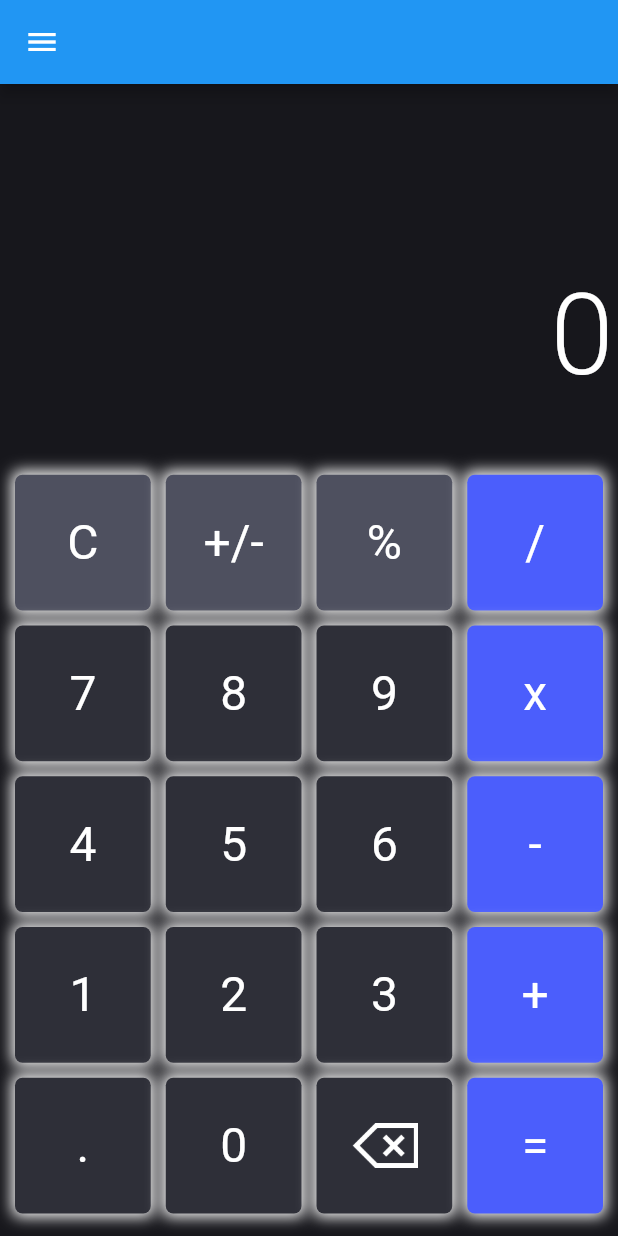
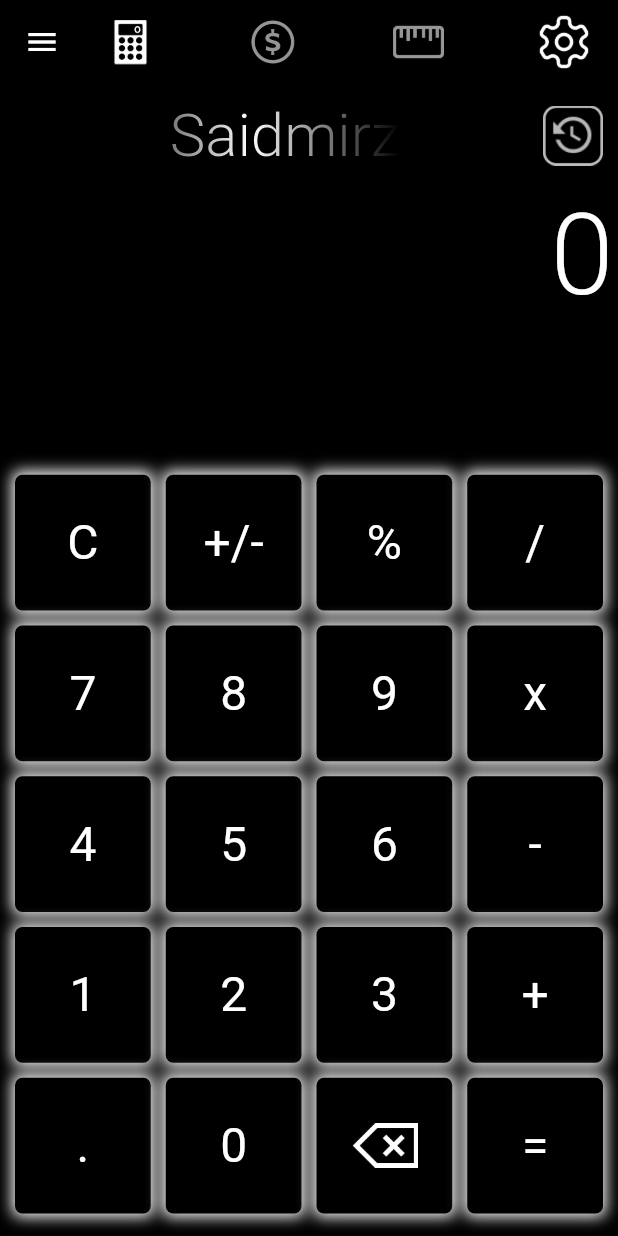
Before and after one commit to Saidmirzo/Calculator, a Flutter app: the screen it shows after launch, on a phone screen of 412 x 824 dp. Run offline on Flutter 3.47's test engine with Material 2 defaults, Android fonts, the phone set to English and light mode, and no system bars.

Commit message:
last update

```diff
--- /dev/null
+++ b/lib/designs.dart
@@ -0,0 +1,20 @@
+import 'package:flutter/foundation.dart';
+import 'package:flutter/material.dart';
+
+class UiNine {
+  Color colorIcon = const Color.fromRGBO(149, 149, 149, 1);
+  Color colorDarkIcon = Colors.white;
+  BoxDecoration bottonDecoration() {
+    return BoxDecoration(
+      borderRadius: BorderRadius.circular(5),
+      boxShadow: const [
+        BoxShadow(
+          color: Colors.white,
+          blurRadius: 8,
+          spreadRadius: 2,
+        ),
+      ],
+      color: Colors.black,
+    );
+  }
+}
--- a/lib/mainPage.dart
+++ b/lib/mainPage.dart
@@ -1,3 +1,6 @@
+import 'dart:async';
+import 'dart:ui';
+
 import 'package:calculation/utils/const.dart';
 import 'package:flutter/material.dart';
 // import 'package:flutter/src/foundation/key.dart';
@@ -15,39 +18,59 @@ class _MainPageState extends State<MainPage>
   late num son1, son2;
   late int amal;
   late BuildContext scaffoldContext;
+  //bool visibleCricle = false;
 
   Alignment align = const Alignment(-0.8, 0);
+  Alignment aligntext = const Alignment(-0.8, 0);
   bool night = true, mornig = false, visibleSun = false, visibleMoon = true;
   Color switchColor = const Color(0xff4E505F);
   Color color1 = const Color(0xff4E505F);
   Color color2 = const Color(0xff2E2F38);
   Color color3 = const Color(0xff4B5EFC);
-  Color bgColor = const Color(0xff17171C);
+  Color bgColor = Colors.black;
   Color colorText = Colors.white;
   Color containerColor = const Color(0xff2E2F38);
   Color littleTextColor = const Color.fromRGBO(255, 255, 255, 0.4);
+
   //var heightB;
 
   late AnimationController _controller;
   late Animation<double> animScale;
+  late Animation<double> animName;
+  late ScrollController controllerScroll;
+
   final textController = TextEditingController();
   final littleText = TextEditingController();
   late double displayHeight;
   late double displayWidth;
   late double sizeBigText = displayHeight * 0.092;
+  double animCricleClear = 0;
 
   @override
   void initState() {
     super.initState();
-    _controller =
-        AnimationController(duration: const Duration(seconds: 2), vsync: this);
+    _controller = AnimationController(
+        duration: const Duration(milliseconds: 1800), vsync: this);
     animScale = Tween<double>(begin: 0.7, end: 1.3).animate(_controller);
+    animName = Tween<double>(begin: -100, end: 400).animate(_controller);
     textController.text = '0';
     littleText.text = '';
+    controllerScroll = ScrollController();
+
+    controllerScroll.addListener(() {
+      if (controllerScroll.hasClients) {
+        if (controllerScroll.position.maxScrollExtent ==
+            controllerScroll.offset) {
+          calculate();
+        }
+      }
+    });
+    _controller.repeat();
   }
 
   @override
   void dispose() {
+    _controller.dispose();
     textController.dispose();
     littleText.dispose();
     super.dispose();
@@ -60,7 +83,7 @@ class _MainPageState extends State<MainPage>
     displayWidth = size.width;
 
     //heightB = size.height;
-    bgColor = const Color(0xff17171C);
+    bgColor = Colors.black;
     color2 = const Color(0xff2E2F38);
     colorText = Colors.white;
     containerColor = const Color(0xff2E2F38);
@@ -84,17 +107,54 @@ class _MainPageState extends State<MainPage>
     );
     return Scaffold(
       appBar: AppBar(
-
+        backgroundColor: Colors.black,
+        title: Row(
+          mainAxisAlignment: MainAxisAlignment.spaceBetween,
+          children: [
+            InkWell(
+              child: Image.asset(
+                'assets/calc_icon.png',
+                height: 30,
+              ),
+            ),
+            InkWell(
+              child: Image.asset(
+                'assets/curr_icon.png',
+                height: 40,
+              ),
+            ),
+            InkWell(
+              child: Image.asset(
+                'assets/rule_icon.png',
+                height: 40,
+              ),
+            ),
+            InkWell(
+              child: Image.asset(
+                'assets/sett_icon.png',
+                height: 40,
+              ),
+            )
+          ],
+        ),
       ),
       drawer: Drawer(
-        child: ListView(
+        width: 250,
+        backgroundColor: const Color(0xff2D2D2D),
+        child: GridView.count(
+          crossAxisSpacing: 10,
+          mainAxisSpacing: 10,
+          childAspectRatio: 0.5,
+          crossAxisCount: 2,
           children: [
-            ListTile(
-              title: Text('Cancel'),
-              onTap: () {
-                Navigator.pop(context);
-              },
-            ),
+            //     ListTile(
+            //   title: const Text('Cancel'),
+            //   onTap: () {
+            //     Navigator.pop(context);
+            //   },
+            // ),
+            calc_view_bottom('assets/calc_img.jpg'),
+            calc_view_bottom('assets/calc_img.jpg'),
           ],
         ),
       ),
@@ -181,18 +241,44 @@ class _MainPageState extends State<MainPage>
                 alignment: Alignment.centerRight,
                 child: Column(
                   children: [
-                    TextField(
-                      style: sTextStyle(
-                        color: littleTextColor,
-                        size: size.height * 0.06,
+                    Padding(
+                      padding: const EdgeInsets.only(right: 10),
+                      child: Row(
+                        mainAxisAlignment: MainAxisAlignment.spaceBetween,
+                        children: [
+                          const SizedBox(
+                            width: 40,
+                          ),
+                          AnimatedBuilder(
+                              animation: animName,
+                              builder: (context, child) {
+                                return Text(
+                                  'Saidmirzo',
+                                  style: TextStyle(
+                                    //color: Colors.white,
+                                    fontSize: 40,
                                     fontWeight: FontWeight.w300,
+                                    foreground: Paint()
+                                      ..shader = const LinearGradient(
+                                        colors: <Color>[
+                                          Colors.black,
+                                          Colors.white,
+                                          Colors.black
+                                          //add more color here.
+                                        ],
+                                      ).createShader(
+                                        Rect.fromLTWH(
+                                            animName.value, 0.0, 200.0, 100.0),
                                       ),
-                      textAlign: TextAlign.right,
-                      readOnly: true,
-                      decoration: const InputDecoration(
-                        border: InputBorder.none,
                                   ),
-                      controller: littleText,
+                                );
+                              }),
+                          Image.asset(
+                            'assets/clock_ico.png',
+                            height: 40,
+                          ),
+                        ],
+                      ),
                     ),
                     TextField(
                       style: sTextStyle(
@@ -207,19 +293,47 @@ class _MainPageState extends State<MainPage>
                       ),
                       controller: textController,
                     ),
+                    TextField(
+                      style: sTextStyle(
+                        color: littleTextColor,
+                        size: size.height * 0.05,
+                        fontWeight: FontWeight.w300,
+                      ),
+                      textAlign: TextAlign.right,
+                      readOnly: true,
+                      decoration: const InputDecoration(
+                        border: InputBorder.none,
+                      ),
+                      controller: littleText,
+                    ),
                   ],
                 ),
               ),
-              RefreshIndicator(
-                onRefresh: () async {
-                  calculate();
-                },
-                triggerMode: RefreshIndicatorTriggerMode.anywhere,
-                color: Colors.transparent,
-                backgroundColor: Colors.transparent,
-                child: GridView.count(
-                  padding:
-                      const EdgeInsets.symmetric(vertical: 15, horizontal: 10),
+
+              Stack(
+                children: [
+                  Align(
+                    alignment: Alignment(1, -1),
+                    child: Transform.translate(
+                      offset: Offset(20, -10),
+                      child: AnimatedScale(
+                        duration: Duration(milliseconds: 500),
+                        scale: animCricleClear,
+                        child: Container(
+                          //alignment: Alignment.bottomRight,
+                          height: 50,
+                          width: 50,
+                          decoration: BoxDecoration(
+                              borderRadius: BorderRadius.circular(25),
+                              color: Colors.white),
+                        ),
+                      ),
+                    ),
+                  ),
+                  GridView.count(
+                    controller: controllerScroll,
+                    padding: const EdgeInsets.symmetric(
+                        vertical: 15, horizontal: 10),
                     physics: BouncingScrollPhysics(
                         parent: AlwaysScrollableScrollPhysics()),
                     shrinkWrap: true,
@@ -280,10 +394,22 @@ class _MainPageState extends State<MainPage>
                           colorBlu: Colors.white),
                     ],
                   ),
+                ],
               ),
             ],
           );
         }),
+      ),
+    );
+  }
+
+  InkWell calc_view_bottom(String path) {
+    return InkWell(
+      onTap: (() {}),
+      child: Container(
+        height: 100,
+        width: 50,
+        child: Image.asset(path),
       ),
     );
   }
@@ -311,6 +437,7 @@ class _MainPageState extends State<MainPage>
       }
       textController.text = natija.toString();
       littleText.text = '0';
+      aligntext = const Alignment(-0.4, 0);
       setState(() {});
     }
   }
@@ -374,10 +501,15 @@ class _MainPageState extends State<MainPage>
     setState(() {});
   }
 
-  void clear() {
+  void clear() async {
     textController.text = '0';
     littleText.text = '';
     sizeBigText = displayHeight * 0.092;
+    animCricleClear = 20;
+
+    setState(() {});
+    await Future.delayed(Duration(milliseconds: 500));
+    animCricleClear = 0;
     setState(() {});
   }
 
@@ -491,9 +623,13 @@ class _MainPageState extends State<MainPage>
         decoration: BoxDecoration(
           borderRadius: BorderRadius.circular(5),
           boxShadow: const [
-            BoxShadow(color: Colors.white, blurRadius: 8, spreadRadius: 2),
+            BoxShadow(
+              color: Colors.white,
+              blurRadius: 8,
+              spreadRadius: 2,
+            ),
           ],
-          color: color,
+          color: Colors.black,
         ),
         child: Builder(builder: (context) {
           if (boolIcon) {
```
Also changed, not shown: assets/calc_icon.png (added), assets/calc_img.jpg (added), assets/clock_ico.png (added), assets/curr_icon.png (added), assets/rule_icon.png (added), assets/sett_icon.png (added). Lines whose indentation alone changed are shown as unchanged.
